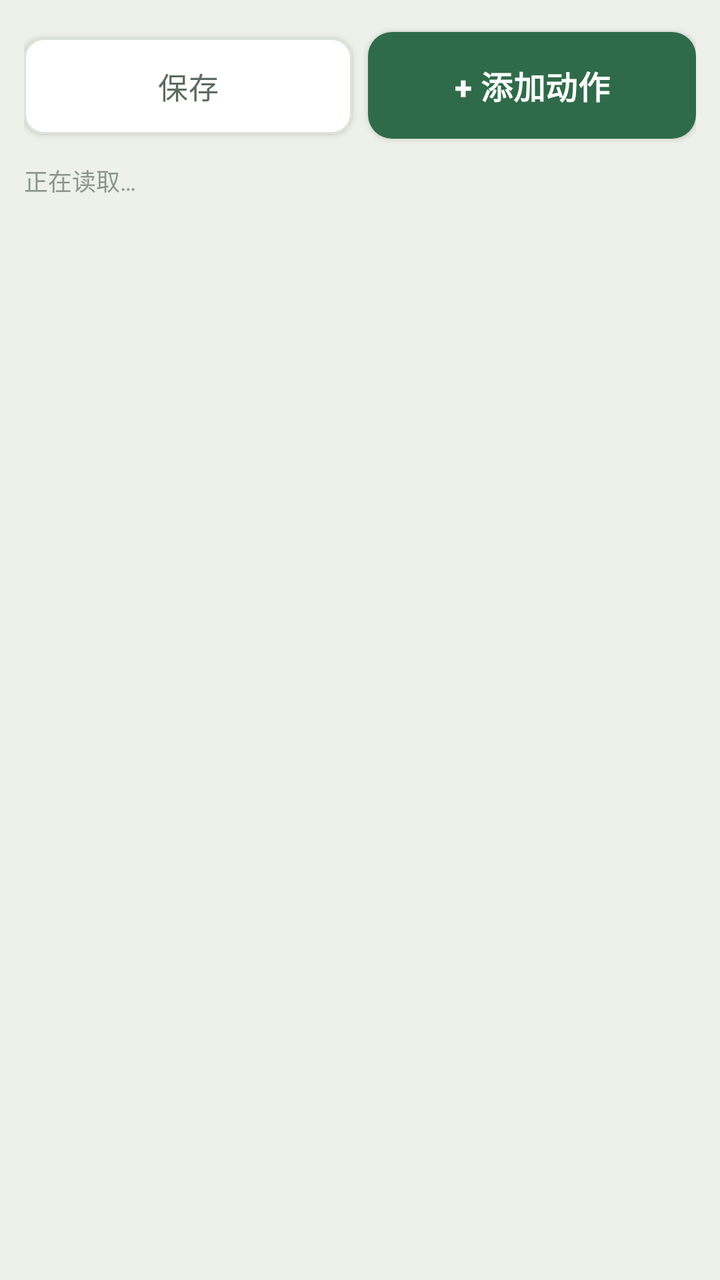
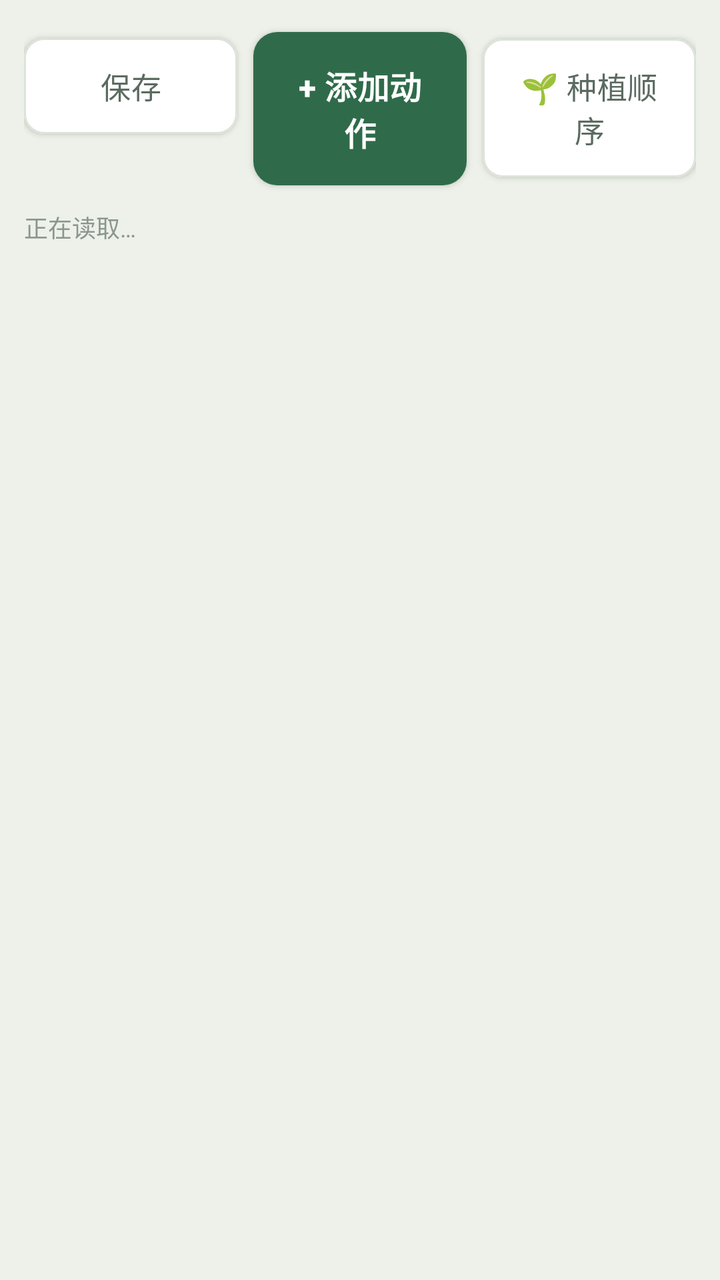

Compare the two renders of this Android layout. The source of the first and the diff that turns it into the second are given below.
<!-- AndroidManifest.xml: application theme Theme.Pvz2Auto -->
<!-- res/layout/page_zjs_editor.xml -->
<?xml version="1.0" encoding="utf-8"?>
<LinearLayout xmlns:android="http://schemas.android.com/apk/res/android"
    android:layout_width="match_parent"
    android:layout_height="match_parent"
    android:orientation="vertical"
    android:paddingHorizontal="12dp"
    android:paddingTop="10dp">

    
    <LinearLayout
        android:layout_width="match_parent"
        android:layout_height="wrap_content"
        android:orientation="horizontal">

        <com.google.android.material.button.MaterialButton
            android:id="@+id/btnZjsSave"
            style="@style/AppButton.Outline"
            android:layout_width="0dp"
            android:layout_height="wrap_content"
            android:layout_weight="1"
            android:text="@string/zjs_save" />

        <com.google.android.material.button.MaterialButton
            android:id="@+id/btnZjsAddAction"
            style="@style/AppButton.Primary"
            android:layout_width="0dp"
            android:layout_height="wrap_content"
            android:layout_marginStart="8dp"
            android:layout_weight="1"
            android:text="@string/zjs_add_action" />
    </LinearLayout>

    
    <LinearLayout
        android:id="@+id/llZjsNav"
        android:layout_width="match_parent"
        android:layout_height="wrap_content"
        android:layout_marginTop="6dp"
        android:gravity="center_vertical"
        android:orientation="horizontal"
        android:visibility="gone">

        <com.google.android.material.button.MaterialButton
            android:id="@+id/btnZjsUp"
            style="@style/AppButton.Outline"
            android:layout_width="wrap_content"
            android:minWidth="0dp"
            android:layout_height="wrap_content"
            android:insetTop="0dp"
            android:insetBottom="0dp"
            android:text="@string/zjs_back" />

        <TextView
            android:id="@+id/tvZjsPath"
            style="@style/Text.Hint"
            android:layout_width="0dp"
            android:layout_height="wrap_content"
            android:layout_marginStart="8dp"
            android:layout_weight="1"
            android:ellipsize="start"
            android:maxLines="1" />
    </LinearLayout>

    
    <TextView
        android:id="@+id/tvZjsSummary"
        style="@style/Text.Hint"
        android:layout_width="match_parent"
        android:layout_height="wrap_content"
        android:layout_marginTop="6dp"
        android:text="@string/zjs_loading" />

    <androidx.recyclerview.widget.RecyclerView
        android:id="@+id/rvZjsActions"
        android:layout_width="match_parent"
        android:layout_height="0dp"
        android:layout_marginTop="6dp"
        android:layout_weight="1"
        android:clipToPadding="false"
        android:paddingBottom="8dp" />
</LinearLayout>
<!-- resources referenced by this layout -->
<resources>
  <string name="zjs_add_action">+ 添加动作</string>
  <string name="zjs_back">← 返回</string>
  <string name="zjs_loading">正在读取…</string>
  <string name="zjs_save">保存</string>
  <style name="AppButton.Outline">
          <item name="backgroundTint">@color/surface</item>
          <item name="android:textColor">@color/ink_muted</item>
          <item name="strokeColor">@color/hairline</item>
          <item name="strokeWidth">1dp</item>
          <item name="rippleColor">@color/lawn_tint</item>
      </style>
  <style name="AppButton.Primary">
          <item name="android:textSize">16sp</item>
          <item name="android:textStyle">bold</item>
          <item name="android:paddingTop">15dp</item>
          <item name="android:paddingBottom">15dp</item>
          <item name="backgroundTint">@color/lawn</item>
          <item name="android:textColor">@color/on_lawn</item>
          <item name="rippleColor">@color/lawn_pressed</item>
          <item name="cornerRadius">12dp</item>
      </style>
  <style name="Text.Hint">
          <item name="android:layout_width">match_parent</item>
          <item name="android:textSize">12sp</item>
          <item name="android:textColor">@color/ink_faint</item>
          <item name="android:lineSpacingMultiplier">1.3</item>
      </style>
  <style name="Theme.Pvz2Auto" parent="Theme.MaterialComponents.Light.NoActionBar">
          <item name="colorPrimary">@color/lawn</item>
          <item name="colorPrimaryVariant">@color/lawn_pressed</item>
          <item name="colorOnPrimary">@color/on_lawn</item>
          <item name="colorSecondary">@color/sun</item>
          <item name="colorOnSecondary">@color/ink</item>
          <item name="colorSurface">@color/surface</item>
          <item name="colorOnSurface">@color/ink</item>
          <item name="android:colorBackground">@color/paper</item>
          <item name="android:textColorPrimary">@color/ink</item>
          <item name="android:textColorSecondary">@color/ink_muted</item>
          
          <item name="android:statusBarColor">@color/paper</item>
          <item name="android:windowLightStatusBar">true</item>
          <item name="android:navigationBarColor">@color/paper</item>
      </style>
  <color name="surface">#FFFFFF</color>
  <color name="ink_muted">#5C6B60</color>
  <color name="hairline">#DCE3D8</color>
  <color name="lawn_tint">#E4EDE7</color>
  <color name="lawn">#2F6B4A</color>
  <color name="on_lawn">#FFFFFF</color>
  <color name="lawn_pressed">#245539</color>
  <color name="ink_faint">#8B978E</color>
  <color name="sun">#C8871F</color>
  <color name="ink">#16241C</color>
  <color name="paper">#EDF1E9</color>
</resources>

<!-- the commit's change to res/layout/page_zjs_editor.xml (unified diff, before → after) -->
@@ -28,6 +28,15 @@
             android:layout_marginStart="8dp"
             android:layout_weight="1"
             android:text="@string/zjs_add_action" />
+
+        <com.google.android.material.button.MaterialButton
+            android:id="@+id/btnZjsChain"
+            style="@style/AppButton.Outline"
+            android:layout_width="0dp"
+            android:layout_height="wrap_content"
+            android:layout_marginStart="8dp"
+            android:layout_weight="1"
+            android:text="@string/zjs_plant_order" />
     </LinearLayout>
 
     
<!-- resource entries referenced after the edit -->
@@ -3,6 +3,7 @@
   <string name="zjs_add_action">+ 添加动作</string>
   <string name="zjs_back">← 返回</string>
   <string name="zjs_loading">正在读取…</string>
+  <string name="zjs_plant_order">🌱 种植顺序</string>
   <string name="zjs_save">保存</string>
   <style name="AppButton.Outline">
           <item name="backgroundTint">@color/surface</item>
